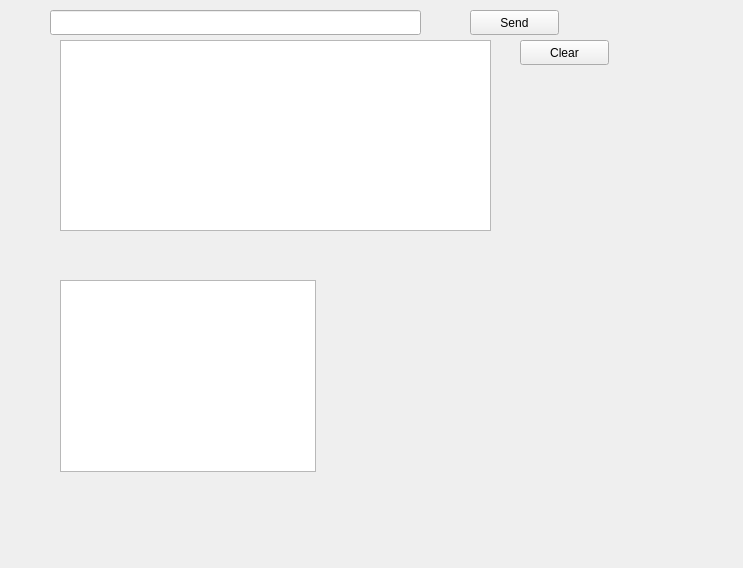
First picture: the form in serialmonitordialog.ui, repository ntrexResearch/autonomous, before the edit.
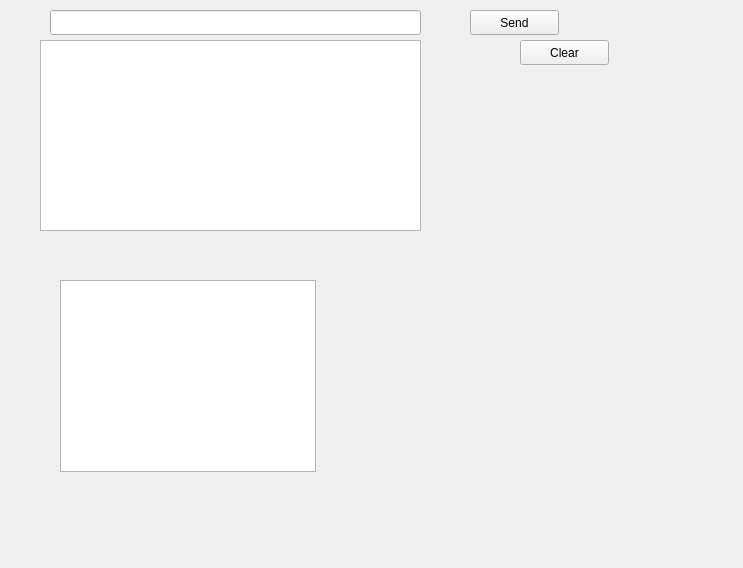
Second picture: the form after the edit.

```diff
--- a/serialmonitordialog.ui
+++ b/serialmonitordialog.ui
@@ -13,16 +13,6 @@
   <property name="windowTitle">
    <string>Dialog</string>
   </property>
-  <widget class="QTextBrowser" name="brakeRxTextBrowser">
-   <property name="geometry">
-    <rect>
-     <x>60</x>
-     <y>40</y>
-     <width>431</width>
-     <height>191</height>
-    </rect>
-   </property>
-  </widget>
   <widget class="QTextBrowser" name="textBrowser_2">
    <property name="geometry">
     <rect>
@@ -75,6 +65,16 @@
     <string>Clear</string>
    </property>
   </widget>
+  <widget class="QPlainTextEdit" name="brakeRxTextDisplay">
+   <property name="geometry">
+    <rect>
+     <x>40</x>
+     <y>40</y>
+     <width>381</width>
+     <height>191</height>
+    </rect>
+   </property>
+  </widget>
  </widget>
  <resources/>
  <connections/>
```
